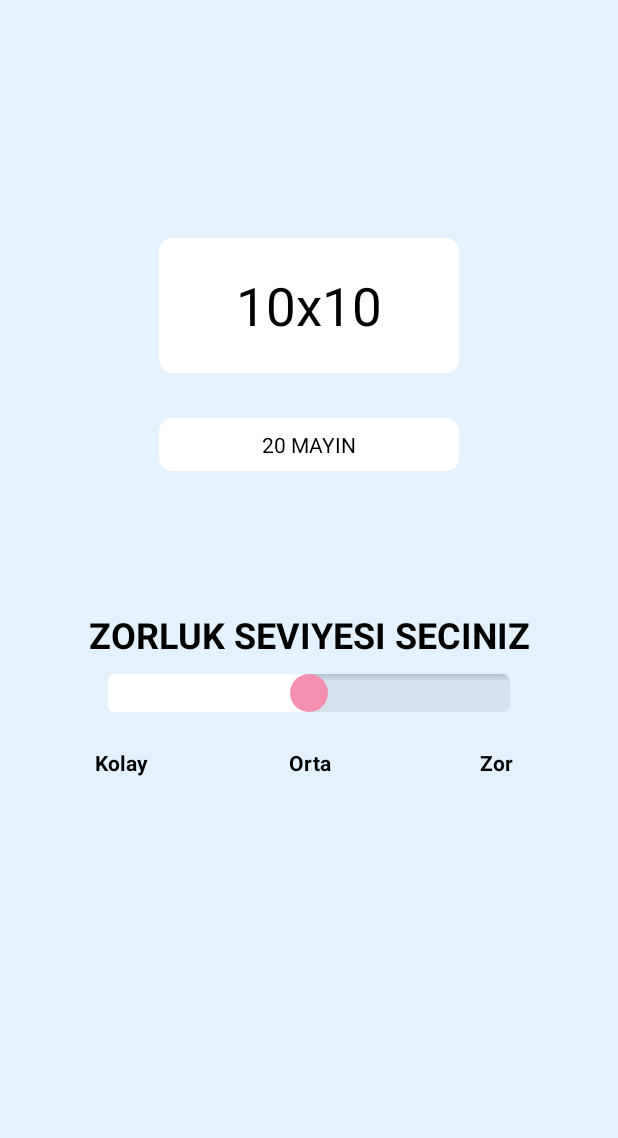
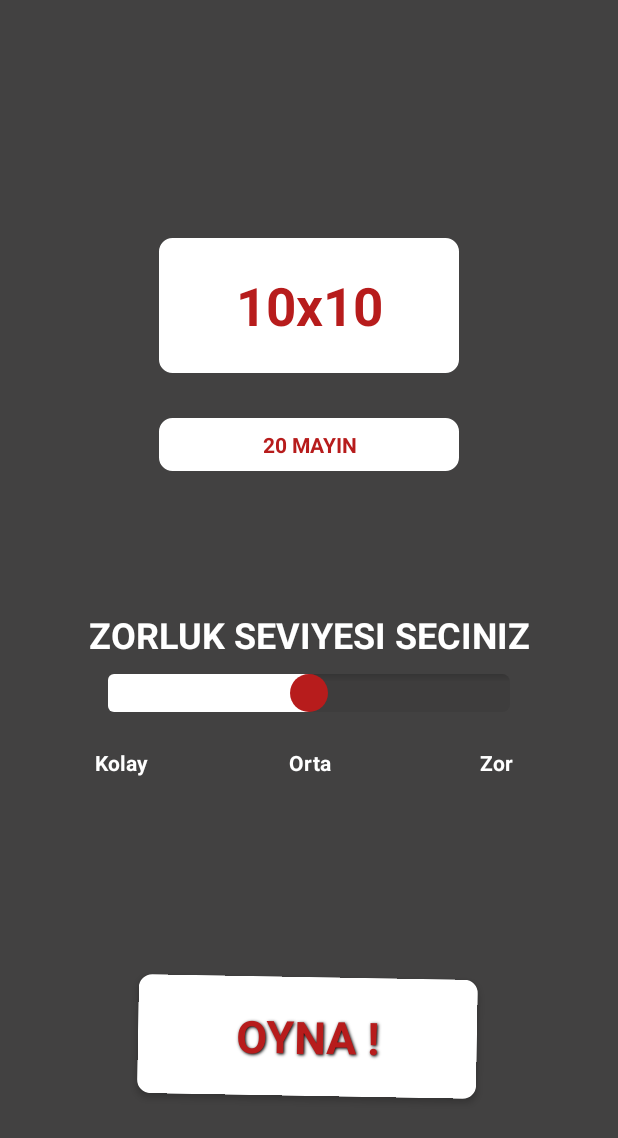
Before and after one commit to mehmedakif/MayinTarlasi, an Android app: the DifficultyActivity screen opened directly, with no data from a screen before it, on a phone screen of 412 x 824 dp. Shown: the top 1138 px of the screen. Run offline under Robolectric (Android 15) with nearby library versions, the phone set to English and light mode, and no system bars.

Commit message:
Theme changed to pinky. Difficulty chooser ready.

```diff
--- a/app/build.gradle
+++ b/app/build.gradle
@@ -31,4 +31,5 @@ dependencies {
     testImplementation 'junit:junit:4.12'
     androidTestImplementation 'androidx.test.ext:junit:1.1.1'
     androidTestImplementation 'androidx.test.espresso:espresso-core:3.2.0'
+    implementation 'androidx.gridlayout:gridlayout:1.0.0'
 }
--- a/app/src/main/java/com/koala/mayintarlasi/DifficultyActivity.java
+++ b/app/src/main/java/com/koala/mayintarlasi/DifficultyActivity.java
@@ -2,32 +2,51 @@ package com.koala.mayintarlasi;
 
 import androidx.appcompat.app.AppCompatActivity;
 
+import android.app.Dialog;
+import android.content.Intent;
+import android.graphics.Color;
+import android.graphics.Typeface;
+import android.graphics.drawable.ColorDrawable;
 import android.os.Bundle;
 import android.view.View;
 import android.view.animation.Animation;
 import android.view.animation.AnimationUtils;
+import android.widget.Button;
 import android.widget.SeekBar;
 import android.widget.TextView;
+import android.widget.Toast;
 
+import java.util.Arrays;
 import java.util.Objects;
 
 public class DifficultyActivity extends AppCompatActivity {
 
+    public GameMap new_game;
+    Dialog dialog;
+    Button exit_yes;
+    Button exit_no;
+
     @Override
     protected void onCreate(Bundle savedInstanceState) {
+
         super.onCreate(savedInstanceState);
         setContentView(R.layout.activity_difficulty);
         Objects.requireNonNull(getSupportActionBar()).hide();
 
         final TextView text_mapsize= findViewById(R.id.text_difficulty_mapsize);
-        text_mapsize.setTextColor(getResources().getColor(R.color.black));
+        text_mapsize.setTextColor(getResources().getColor(R.color.brown));
         text_mapsize.setTextAlignment(View.TEXT_ALIGNMENT_CENTER);
         text_mapsize.setText(getResources().getString(R.string.map10));
+        text_mapsize.setTypeface(text_mapsize.getTypeface(), Typeface.BOLD);
 
         final TextView text_mine_count = findViewById(R.id.text_difficulty_minecount);
-        text_mine_count.setTextColor(getResources().getColor(R.color.black));
+        text_mine_count.setTextColor(getResources().getColor(R.color.brown));
         text_mine_count.setTextAlignment(View.TEXT_ALIGNMENT_CENTER);
         text_mine_count.setText("20 Mayin");
+        text_mine_count.setTypeface(text_mine_count.getTypeface(), Typeface.BOLD);
+
+        Button start_button = findViewById(R.id.start_game_button);
+        button_animation(start_button);
 
 
         final SeekBar sk=(SeekBar) findViewById(R.id.seekbar_difficulty);
@@ -73,6 +92,60 @@ public class DifficultyActivity extends AppCompatActivity {
 
             }
         });
+
+        start_button.setOnClickListener(new Button.OnClickListener(){
+
+            @Override
+            public void onClick(View v) {
+                new_game = new GameMap(sk.getProgress());
+                Intent intent = new Intent(getBaseContext(), GameActivity.class);
+                intent.putExtra("Map", new_game.linear_map);
+                intent.putExtra("Size", new_game.map_size);
+                startActivity(intent);
+
+            }
+        });
+    }
+
+    private void button_animation(Button button) {
+
+        Animation animation2 = AnimationUtils.loadAnimation(DifficultyActivity.this, R.anim.button_jiggle);
+        animation2.setFillAfter(true);
+        button.startAnimation(animation2);
+
+    }
+
+    public void onBackPressed()
+    {
+        dialog = new Dialog(this);
+        dialog.setContentView(R.layout.dialog_exit);
+        dialog.setCancelable(true);
+        dialog.setCanceledOnTouchOutside(true);
+        Objects.requireNonNull(dialog.getWindow()).setBackgroundDrawable(new ColorDrawable(Color.TRANSPARENT));
+        exit_yes = (Button) dialog.findViewById(R.id.button_exit_yes);
+        exit_no = (Button) dialog.findViewById(R.id.button_exit_no);
+
+        exit_yes.setOnClickListener(new View.OnClickListener() {
+            @Override
+            public void onClick(View paramV) {
+                Toast.makeText(getApplicationContext(), "YES", Toast.LENGTH_LONG).show();
+                System.exit(0);
+
+            }
+        });
+
+
+        exit_no.setOnClickListener(new View.OnClickListener() {
+            @Override
+            public void onClick(View paramV) {
+                Toast.makeText(getApplicationContext(), "NO", Toast.LENGTH_LONG).show();
+                dialog.dismiss();
+            }
+        });
+
+        dialog.show();
+
+
     }
 
 }
--- a/app/src/main/java/com/koala/mayintarlasi/WelcomeActivity.java
+++ b/app/src/main/java/com/koala/mayintarlasi/WelcomeActivity.java
@@ -17,7 +17,7 @@ public class WelcomeActivity extends AppCompatActivity {
     private Runnable start_activity = new Runnable() {
         public void run() {
             progressbar_loading.setProgress(100);
-            Intent i = new Intent(getApplicationContext(),StartActivity.class);
+            Intent i = new Intent(getApplicationContext(),DifficultyActivity.class);
             startActivity(i);
             finish();
         }
@@ -41,8 +41,6 @@ public class WelcomeActivity extends AppCompatActivity {
 
 
 
-
-
     }
 
 }
--- a/app/src/main/res/layout/activity_difficulty.xml
+++ b/app/src/main/res/layout/activity_difficulty.xml
@@ -33,7 +33,8 @@
         android:layout_margin="10dp"
         android:text="@string/select_difficulty"
         android:textAllCaps="true"
-        android:textColor="#000000"
+        android:shadowColor="@color/black"
+        android:textColor="@color/white"
         android:textSize="24sp"
         android:textStyle="bold"
         app:layout_constraintBottom_toTopOf="@+id/seekbar_difficulty"
@@ -49,6 +50,7 @@
         android:text="TextView"
         android:textAlignment="center"
         android:textAllCaps="false"
+        android:shadowColor="@color/black"
         android:textSize="35sp"
         app:layout_constraintBottom_toTopOf="@+id/text_select_diffuculty"
         app:layout_constraintEnd_toEndOf="parent"
@@ -66,6 +68,7 @@
         android:text="TextView"
         android:textAlignment="center"
         android:textAllCaps="true"
+        android:shadowColor="@color/black"
         app:layout_constraintEnd_toEndOf="@+id/text_difficulty_mapsize"
         app:layout_constraintStart_toStartOf="@+id/text_difficulty_mapsize"
         app:layout_constraintTop_toBottomOf="@+id/text_difficulty_mapsize" />
@@ -76,9 +79,10 @@
         android:layout_height="wrap_content"
         android:layout_marginTop="24dp"
         android:text="@string/easy"
+        android:shadowColor="@color/black"
         android:textAlignment="center"
         android:textAllCaps="false"
-        android:textColor="#000000"
+        android:textColor="@color/white"
         android:textStyle="bold"
         app:layout_constraintStart_toStartOf="@+id/seekbar_difficulty"
         app:layout_constraintTop_toBottomOf="@+id/seekbar_difficulty" />
@@ -89,8 +93,9 @@
         android:layout_height="wrap_content"
         android:layout_marginTop="24dp"
         android:text="@string/medium"
+        android:shadowColor="@color/black"
         android:textAlignment="center"
-        android:textColor="#000000"
+        android:textColor="@color/white"
         android:textStyle="bold"
         app:layout_constraintEnd_toStartOf="@+id/text_hard"
         app:layout_constraintStart_toEndOf="@+id/text_easy"
@@ -102,11 +107,34 @@
         android:layout_height="wrap_content"
         android:layout_marginTop="24dp"
         android:text="@string/hard"
+        android:shadowColor="@color/black"
         android:textAlignment="center"
-        android:textColor="#000000"
+        android:textColor="@color/white"
         android:textStyle="bold"
         app:layout_constraintEnd_toEndOf="@+id/seekbar_difficulty"
         app:layout_constraintTop_toBottomOf="@+id/seekbar_difficulty" />
 
+    <Button
+        android:id="@+id/start_game_button"
+        android:layout_width="226dp"
+        android:layout_height="79dp"
+        android:background="@drawable/button_backgrounds"
+        android:contextClickable="true"
+        android:shadowColor="@color/black"
+        android:shadowDx="1"
+        android:shadowDy="1"
+        android:shadowRadius="2"
+        android:text="@string/play_button"
+        android:textAppearance="@style/TextAppearance.AppCompat.Medium"
+        android:textColor="@color/brown"
+        android:textSize="30sp"
+        android:textStyle="bold"
+        app:layout_constraintBottom_toBottomOf="parent"
+        app:layout_constraintEnd_toEndOf="parent"
+        app:layout_constraintHorizontal_bias="0.497"
+        app:layout_constraintStart_toStartOf="parent"
+        app:layout_constraintTop_toTopOf="parent"
+        app:layout_constraintVertical_bias="0.872" />
+
 
 </androidx.constraintlayout.widget.ConstraintLayout>
--- a/app/src/main/res/values/colors.xml
+++ b/app/src/main/res/values/colors.xml
@@ -4,9 +4,9 @@
     <color name="colorPrimaryDark">#3700B3</color>
     <color name="colorAccent">#03DAC5</color>
     <color name="white">#FFFFFF</color>
-    <color name="brown">#F48FB1</color>
-    <color name="brown_light">#F48FB1</color>
+    <color name="brown">#B71C1C</color>
+    <color name="brown_light">#B71C1C</color>
     <color name="positive_green">#28AC2A</color>
     <color name="black">#000000</color>
-    <color name="background">#E3F2FD</color>
+    <color name="background">#424141</color>
 </resources>
```
Also changed, not shown: app/src/main/AndroidManifest.xml (+2 -6 lines), app/src/main/java/com/koala/mayintarlasi/CustomAdapter.java (added, +38 -0 lines), app/src/main/java/com/koala/mayintarlasi/GameActivity.java (added, +65 -0 lines), app/src/main/java/com/koala/mayintarlasi/GameMap.java (added, +72 -0 lines), app/src/main/java/com/koala/mayintarlasi/StartActivity.java (deleted, +0 -92 lines), app/src/main/res/layout/activity_game.xml (added, +25 -0 lines), app/src/main/res/layout/activity_gridview.xml (added, +14 -0 lines), app/src/main/res/layout/activity_start.xml (deleted, +0 -53 lines), app/src/main/res/layout/activity_welcome.xml (+31 -8 lines).
